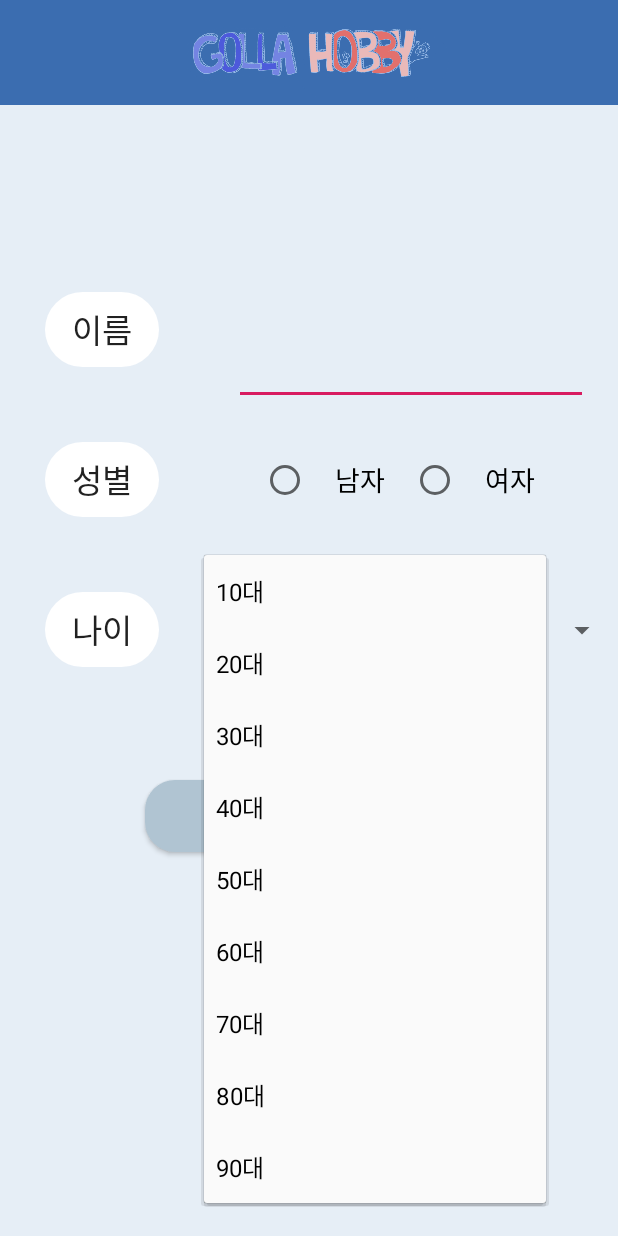
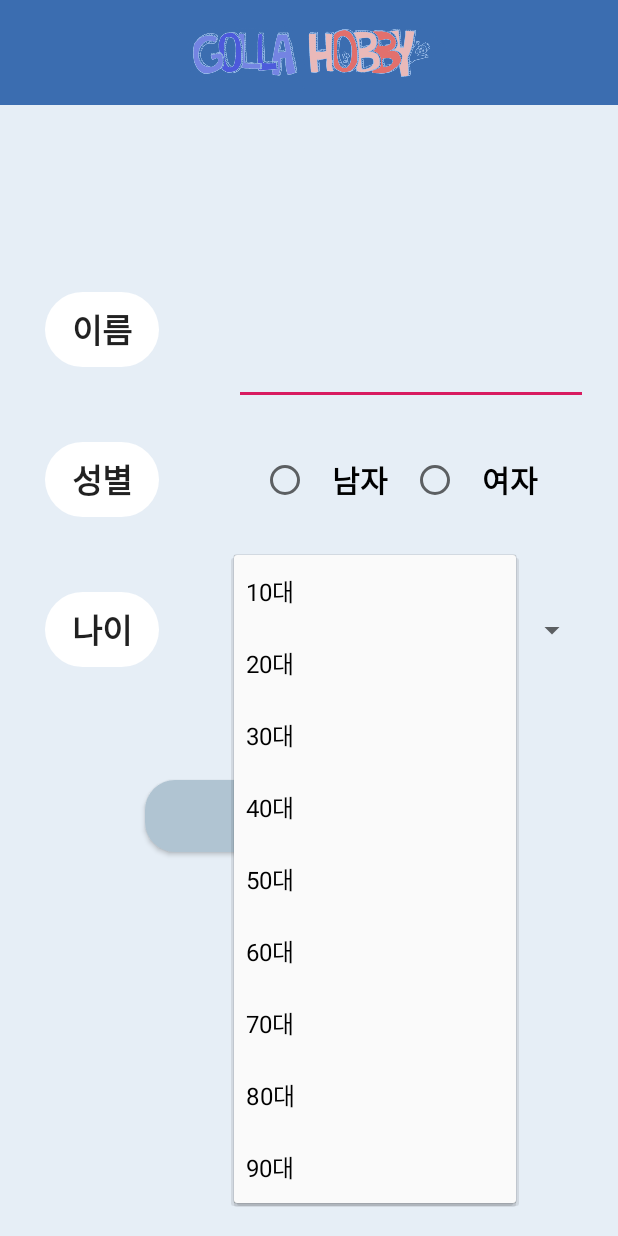
Before and after one commit to auddus16/GollaHobby, an Android app: the LogInActivity screen opened directly, with no data from a screen before it, after a tap on "10대", on a phone screen of 412 x 824 dp. Run offline under Robolectric (Android 15) with nearby library versions, the phone set to English and light mode, and no system bars.

Commit message:
폰트 변경

```diff
--- a/GollaHobby/app/src/main/res/layout/activity_login.xml
+++ b/GollaHobby/app/src/main/res/layout/activity_login.xml
@@ -26,9 +26,11 @@
             android:layout_marginRight="30dp"
             android:layout_weight="1"
             android:background="@drawable/textview_login"
+            android:fontFamily="serif"
             android:gravity="center"
             android:text="이름"
-            android:textAppearance="@style/TextAppearance.AppCompat.Large" />
+            android:textAppearance="@style/TextAppearance.AppCompat.Large"
+            android:textStyle="bold" />
 
         <EditText
             android:id="@+id/et_Name"
@@ -55,9 +57,11 @@
             android:layout_marginRight="30dp"
             android:layout_weight="1"
             android:background="@drawable/textview_login"
+            android:fontFamily="serif"
             android:gravity="center"
             android:text="성별"
-            android:textAppearance="@style/TextAppearance.AppCompat.Large" />
+            android:textAppearance="@style/TextAppearance.AppCompat.Large"
+            android:textStyle="bold" />
 
         <RadioGroup
             android:layout_width="match_parent"
@@ -70,17 +74,21 @@
                 android:id="@+id/rb_Man"
                 android:layout_width="100dp"
                 android:layout_height="match_parent"
+                android:fontFamily="serif"
                 android:gravity="center"
                 android:text="남자"
-                android:textSize="18sp" />
+                android:textSize="20sp"
+                android:textStyle="bold" />
 
             <RadioButton
                 android:id="@+id/rb_Woman"
                 android:layout_width="100dp"
                 android:layout_height="match_parent"
+                android:fontFamily="serif"
                 android:gravity="center"
                 android:text="여자"
-                android:textSize="18sp" />
+                android:textSize="20sp"
+                android:textStyle="bold" />
         </RadioGroup>
 
     </LinearLayout>
@@ -99,14 +107,18 @@
             android:layout_marginRight="30dp"
             android:layout_weight="1"
             android:background="@drawable/textview_login"
+            android:fontFamily="serif"
             android:gravity="center"
             android:text="나이"
-            android:textAppearance="@style/TextAppearance.AppCompat.Large" />
+            android:textAppearance="@style/TextAppearance.AppCompat.Large"
+            android:textStyle="bold" />
 
         <Spinner
             android:id="@+id/spinner"
             android:layout_width="match_parent"
             android:layout_height="match_parent"
+            android:layout_marginLeft="20dp"
+            android:layout_marginRight="20dp"
             android:layout_weight="1" />
     </LinearLayout>
 
```
